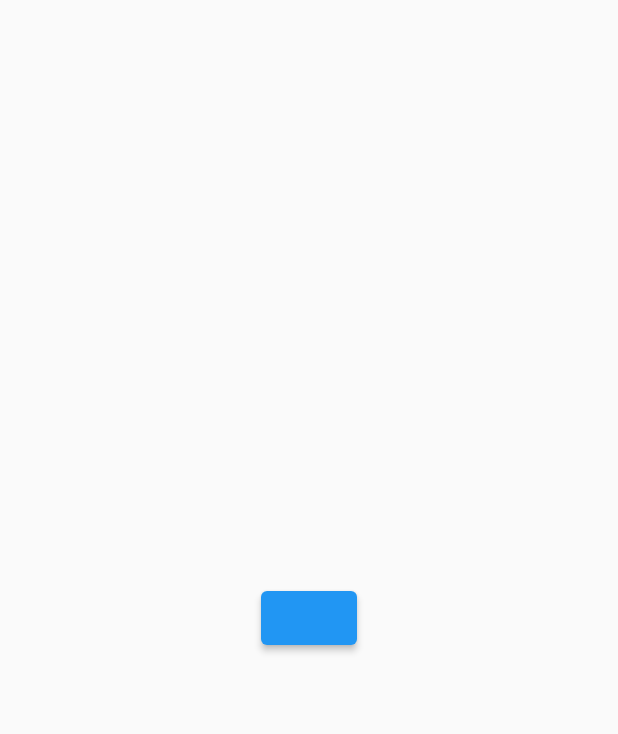
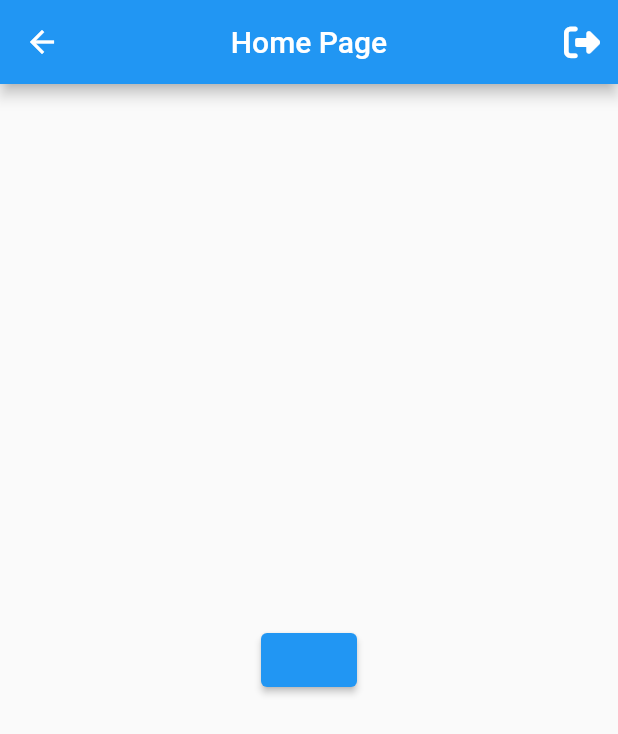
Before and after one commit to Thibaud-LAMON/flutter-CRUD-articles, a Flutter app: the Home screen opened directly, on a phone screen of 412 x 824 dp. Shown: the top 734 px of the screen. Run offline on Flutter 3.47's test engine with Material 2 defaults, Android fonts, the phone set to English and light mode, and no system bars; our stand-ins replace flutter_spinkit, font_awesome_flutter, shared_preferences; accounts and stored records are empty.

Commit message:
deconnecter utilisateur

```diff
--- a/lib/screen/home/home.dart
+++ b/lib/screen/home/home.dart
@@ -1,8 +1,11 @@
 import 'package:article/model/userModel/userModel.dart';
 import 'package:flutter/material.dart';
+import 'package:font_awesome_flutter/font_awesome_flutter.dart';
 
 class Home extends StatefulWidget {
-  const Home({super.key});
+  //const Home({super.key});
+  final VoidCallback? login;
+  Home({this.login});
 
   @override
   State<Home> createState() => _HomeState();
@@ -12,6 +15,16 @@ class _HomeState extends State<Home> {
   @override
   Widget build(BuildContext context) {
     return Scaffold(
+      appBar: AppBar(
+        title: Text("Home Page"),
+        centerTitle: true,
+        actions: [
+          IconButton(icon: Icon(FontAwesomeIcons.rightFromBracket, color: Colors.white,), onPressed: (){
+            widget.login?.call();
+            UserModel.logOut();
+          })
+        ],
+      ),
       body: Container(
         child: Center(
             child: ElevatedButton(onPressed: (){UserModel.getUser();}, child: null,)
--- a/lib/screen/homePage.dart
+++ b/lib/screen/homePage.dart
@@ -36,6 +36,6 @@ class _HomePageState extends State<HomePage> {
   }
   @override
   Widget build(BuildContext context) {
-    return login?Home():visible?Login(toggle, islogin):Register(toggle);
+    return login?Home(login: islogin,):visible?Login(toggle, islogin):Register(toggle);
   }
 }
--- a/pubspec.yaml
+++ b/pubspec.yaml
@@ -38,6 +38,7 @@ dependencies:
   http: ^1.1.0
   flutter_spinkit: ^5.2.0
   shared_preferences: ^2.2.0
+  font_awesome_flutter: ^10.5.0
 
 dev_dependencies:
   flutter_test:
```
Also changed, not shown: lib/model/userModel/userModel.dart (+13 -4 lines), pubspec.lock.
